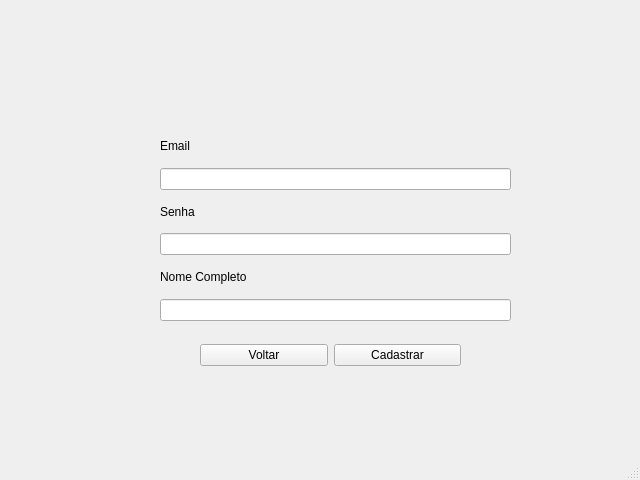
Samuel-OR/Snake_Mouth, file Cadastrar.ui: the form before one commit.
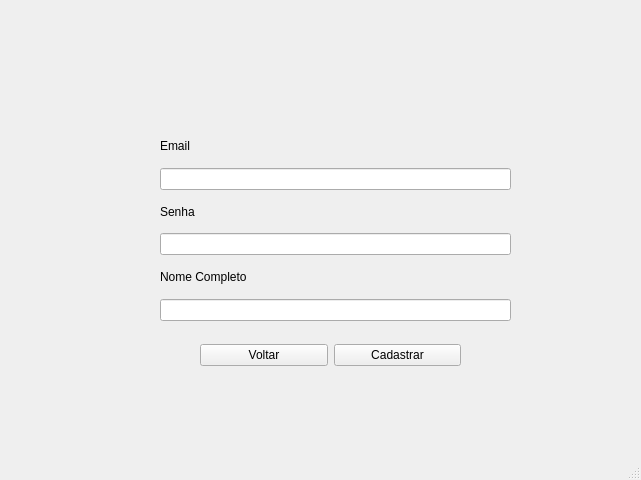
The form after the commit.

```diff
--- a/Cadastrar.ui
+++ b/Cadastrar.ui
@@ -6,7 +6,7 @@
    <rect>
     <x>0</x>
     <y>0</y>
-    <width>640</width>
+    <width>641</width>
     <height>480</height>
    </rect>
   </property>
```
Left out of the diff: 2 changed lines with no effect on the pictures.
